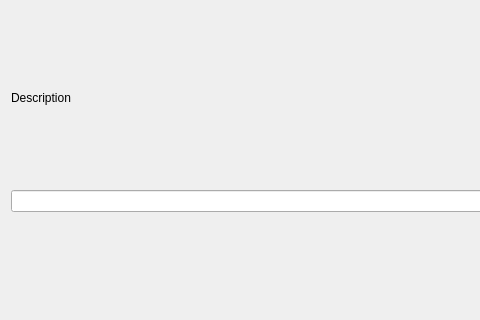
autokey/autokey, file uic/scriptpage.ui: the form before one commit; both pictures show x 0 to 480 and y 0 to 320 of the 587 by 581 pixel window.
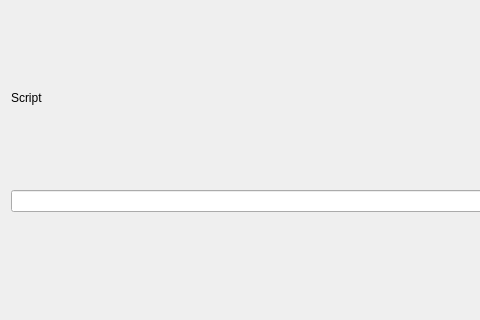
The form after the commit. Custom widgets are drawn as their Qt base class.

Commit message: [kde] Minor UI tweaks to bring UI into line with GTK version

Diff of the .ui file:
```diff
--- a/uic/scriptpage.ui
+++ b/uic/scriptpage.ui
@@ -17,7 +17,7 @@
    <item>
     <widget class="QLabel" name="descriptionLabel">
      <property name="text">
-      <string>Description</string>
+      <string>Script</string>
      </property>
     </widget>
    </item>
```
The commit also changes 5 other files.
